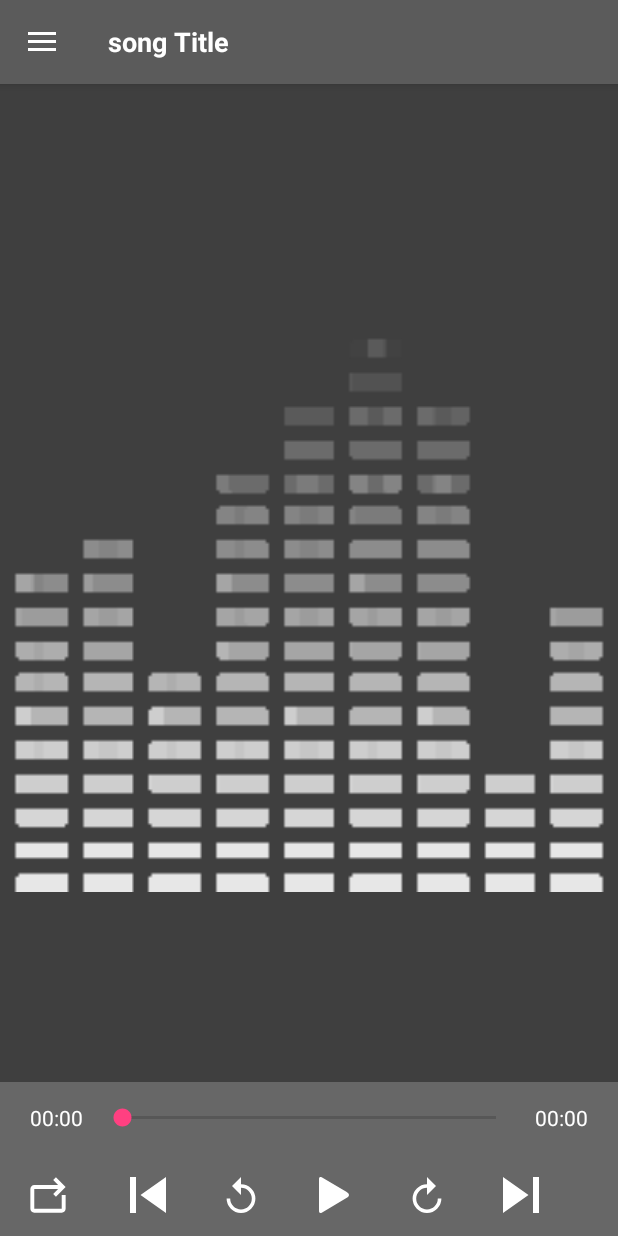
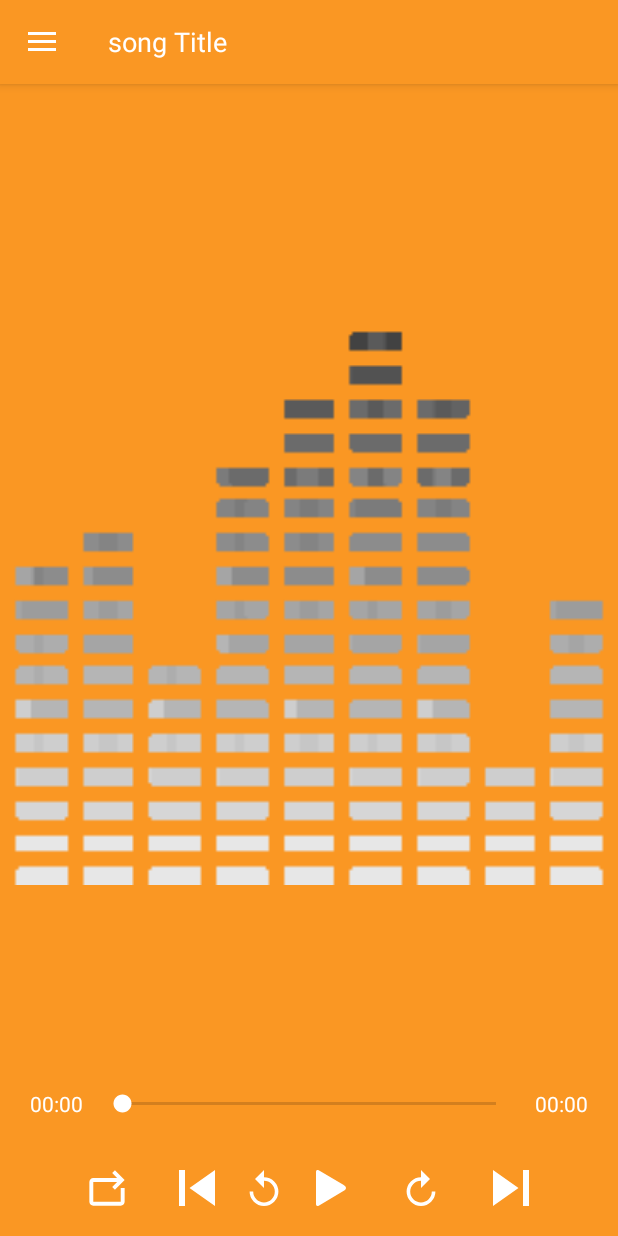
Before and after one commit to islam-mohamad/Mp3MusicPlayer, an Android app: the screen it shows after launch (MainActivity), on a phone screen of 412 x 824 dp. Run offline under Robolectric (Android 15) with nearby library versions, the phone set to English and light mode, and no system bars; our stand-ins replace EventBus; 6 statements that could not run were skipped.

Commit message:
new Design

```diff
--- a/app/src/main/java/com/asis/mp3musicplayer/SongsAdapter.java
+++ b/app/src/main/java/com/asis/mp3musicplayer/SongsAdapter.java
@@ -1,6 +1,7 @@
 package com.asis.mp3musicplayer;
 
 import android.content.Context;
+import android.graphics.Typeface;
 import android.support.v4.content.ContextCompat;
 import android.support.v7.widget.RecyclerView;
 import android.util.Log;
@@ -21,6 +22,7 @@ import pl.droidsonroids.gif.GifImageView;
 public class SongsAdapter extends RecyclerView.Adapter<SongsAdapter.MyHolder> {
     ArrayList<Song> list;
     Context context ;
+    private Typeface type;
 
     public SongsAdapter(ArrayList<Song> list) {
         this.list = list;
@@ -31,6 +33,7 @@ public class SongsAdapter extends RecyclerView.Adapter<SongsAdapter.MyHolder> {
         View itemView = LayoutInflater.from(parent.getContext())
                 .inflate(R.layout.music_item, parent, false);
         context=parent.getContext();
+        type = Typeface.createFromAsset(context.getAssets(), "fonts/dinnextregular.ttf");
         return new SongsAdapter.MyHolder(itemView);
     }
 
@@ -39,6 +42,8 @@ public class SongsAdapter extends RecyclerView.Adapter<SongsAdapter.MyHolder> {
         holder.textViewArtistName.setText(list.get(position).getArtist());
         holder.textViewSongTitle.setText(list.get(position).getTitle());
         holder.gif.setVisibility(list.get(position).isPlaying()?View.VISIBLE:View.INVISIBLE);
+        holder.textViewArtistName.setTypeface(type);
+        holder.textViewSongTitle.setTypeface(type);
     }
 
     @Override
--- a/app/src/main/res/drawable/bg_anim.xml
+++ b/app/src/main/res/drawable/bg_anim.xml
@@ -3,7 +3,7 @@
 
     <item>
         <shape>
-            <solid android:color="#3f3f3f"/>
+            <solid android:color="#fa9723"/>
         </shape>
     </item>
 
--- /dev/null
+++ b/app/src/main/res/drawable/btn_bkg.xml
@@ -0,0 +1,23 @@
+<?xml version="1.0" encoding="utf-8"?>
+<selector xmlns:android="http://schemas.android.com/apk/res/android">
+    <item android:state_selected="true">
+        <shape>
+            <solid android:color="#ff8a00"/>
+            <corners android:radius="10dp"/>
+        </shape>
+    </item>
+
+    <item android:state_pressed="true">
+        <shape>
+            <solid android:color="#ff8a00"/>
+            <corners android:radius="10dp"/>
+        </shape>
+    </item>
+
+    <item>
+        <shape>
+            <solid android:color="#fa9723"/>
+        </shape>
+    </item>
+
+</selector>
--- a/app/src/main/res/layout/activity_main.xml
+++ b/app/src/main/res/layout/activity_main.xml
@@ -19,9 +19,8 @@
         android:layout_height="match_parent"
         android:layout_gravity="start"
         android:fitsSystemWindows="true"
-        android:background="#3f3f3f">
+        android:background="#fa9723">
         <android.support.v7.widget.RecyclerView
-            android:padding="10dp"
             android:layout_width="match_parent"
             android:layout_height="match_parent"
             android:id="@+id/song_list_recycler_view"
--- a/app/src/main/res/layout/content_main.xml
+++ b/app/src/main/res/layout/content_main.xml
@@ -12,13 +12,16 @@
         android:layout_width="match_parent"
         android:layout_height="0dp"
         android:layout_weight="1">
+
         <pl.droidsonroids.gif.GifImageView
+            android:id="@+id/gif"
             android:layout_width="match_parent"
             android:layout_height="match_parent"
+            android:layout_alignParentStart="true"
+            android:layout_alignParentTop="true"
+            android:background="@drawable/bg_anim"
             android:src="@drawable/gif"
-            android:background="@drawable/bg_anim"
-            android:visibility="visible"
-            android:id="@+id/gif"/>
+            android:visibility="visible" />
         <ImageView
             android:layout_width="match_parent"
             android:layout_height="match_parent"
@@ -31,7 +34,7 @@
         android:layout_width="match_parent"
         android:layout_height="48dp"
         android:id="@+id/seekbar_time"
-        android:background="#96000000"
+        android:background="#fa9723"
         android:visibility="visible"
         android:gravity="center">
 
@@ -65,90 +68,80 @@
             android:paddingEnd="20dp" />
 
     </LinearLayout>
-
-    <LinearLayout
-        android:orientation="horizontal"
-        android:layout_width="match_parent"
-        android:layout_height="wrap_content"
-        android:id="@+id/controls"
-        android:paddingStart="10dp"
-        android:paddingEnd="10dp"
-        android:paddingTop="15dp"
-        android:paddingBottom="15dp"
-        android:background="#96000000"
-        android:visibility="visible">
-
-        <ImageButton
-            android:layout_width="wrap_content"
-            android:layout_height="wrap_content"
-            android:id="@+id/btn_repeate"
-            android:layout_gravity="right"
-            android:background="@null"
-            android:layout_weight="0"
-            android:src="@drawable/ic_repeate_all"
-            android:layout_marginLeft="10dp" />
         <LinearLayout
-            android:layout_width="wrap_content"
+            android:layout_width="match_parent"
             android:layout_height="wrap_content"
             android:orientation="horizontal"
-            android:layout_weight="1"
-            android:layout_gravity="center"
-            android:layout_marginStart="35dp"
-            android:layout_marginEnd="35dp">
+            android:gravity="center"
+            android:background="#fa9723"
+            android:paddingTop="10dp"
+            android:paddingBottom="10dp">
+            <ImageButton
+                android:layout_width="wrap_content"
+                android:layout_height="wrap_content"
+                android:id="@+id/btn_repeate"
+                android:layout_alignParentStart="true"
+                android:layout_alignParentTop="true"
+                android:background="@drawable/btn_bkg"
+                android:src="@drawable/ic_repeate_all"
+                android:layout_marginEnd="5dp"
+                android:paddingEnd="15dp"
+                android:paddingStart="15dp"
+                android:paddingBottom="10dp"
+                android:paddingTop="10dp"/>
             <ImageButton
                 android:layout_width="wrap_content"
                 android:layout_height="wrap_content"
                 android:id="@+id/btn_prev"
-                android:layout_gravity="center"
-                android:background="@null"
-                android:layout_weight="1"
+                android:background="@drawable/btn_bkg"
                 android:src="@drawable/hplib_ic_previous"
-                android:cropToPadding="false"
-                android:layout_marginRight="24dp" />
-
+                android:layout_marginEnd="5dp"
+                android:paddingEnd="15dp"
+                android:paddingStart="15dp"
+                android:paddingBottom="10dp"
+                android:paddingTop="10dp"/>
+            <ImageButton
+                android:layout_width="wrap_content"
+                android:layout_height="wrap_content"
+                android:background="@drawable/btn_bkg"
+                android:id="@+id/btn_rev"
+                android:text="-10s"
+                android:src="@drawable/hplib_ic_rewind"
+                android:layout_marginEnd="5dp"/>
+            <ImageButton
+                android:layout_width="wrap_content"
+                android:layout_height="wrap_content"
+                android:background="@drawable/btn_bkg"
+                android:src="@drawable/hplib_ic_play_download"
+                android:id="@+id/btn_play"
+                android:layout_marginEnd="5dp"
+                android:paddingEnd="15dp"
+                android:paddingStart="15dp"
+                android:paddingBottom="10dp"
+                android:paddingTop="10dp"/>
 
             <ImageButton
                 android:layout_width="wrap_content"
                 android:layout_height="wrap_content"
-                android:background="@null"
-                android:layout_gravity="center"
-                android:id="@+id/btn_rev"
-                android:layout_weight="1"
-                android:src="@drawable/hplib_ic_rewind"
-                android:layout_marginRight="24dp" />
-            <ImageButton
-                android:layout_width="wrap_content"
-                android:layout_height="wrap_content"
-                android:background="@null"
-                android:src="@drawable/hplib_ic_play_download"
-                android:layout_gravity="center"
-                android:id="@+id/btn_play"
-                android:layout_weight="1"
-                android:visibility="visible"
-                android:layout_marginRight="24dp" />
-
-            <ImageButton
-                android:layout_width="wrap_content"
-                android:layout_height="wrap_content"
-                android:text="+30s"
-                android:background="@null"
-                android:layout_gravity="center"
+                android:text="+10s"
+                android:background="@drawable/btn_bkg"
                 android:id="@+id/btn_fwd"
-                android:layout_weight="1"
                 android:src="@drawable/hplib_ic_forward"
-                android:layout_marginRight="24dp" />
+                android:layout_marginEnd="5dp"
+                android:paddingEnd="15dp"
+                android:paddingStart="15dp"
+                android:paddingBottom="10dp"
+                android:paddingTop="10dp"/>
 
             <ImageButton
                 android:layout_width="wrap_content"
                 android:layout_height="wrap_content"
                 android:id="@+id/btn_next"
-                android:layout_gravity="center"
-                android:background="@null"
-                android:layout_weight="1"
-                android:src="@drawable/hplib_ic_next" />
+                android:background="@drawable/btn_bkg"
+                android:src="@drawable/hplib_ic_next"
+                android:paddingEnd="15dp"
+                android:paddingStart="15dp"
+                android:paddingBottom="10dp"
+                android:paddingTop="10dp"/>
         </LinearLayout>
-    </LinearLayout>
-
-
-
 </LinearLayout>
--- a/app/src/main/res/values/colors.xml
+++ b/app/src/main/res/values/colors.xml
@@ -1,6 +1,6 @@
 <?xml version="1.0" encoding="utf-8"?>
 <resources>
-    <color name="colorPrimary">#5b5b5b</color>
-    <color name="colorPrimaryDark">#3f3f3f</color>
-    <color name="colorAccent">#FF4081</color>
+    <color name="colorPrimary">#fa9723</color>5b5b5b
+    <color name="colorPrimaryDark">#5b5b5b</color>
+    <color name="colorAccent">#ffffff</color>
 </resources>
```
Also changed, not shown: app/src/main/java/com/asis/mp3musicplayer/MainActivity.java (+30 -13 lines), app/src/main/java/com/asis/mp3musicplayer/MusicService.java (+9 -6 lines), app/src/main/java/com/asis/mp3musicplayer/SongClicked.java (+0 -14 lines), app/src/main/java/com/asis/mp3musicplayer/UpdateSeekbar.java (added, +20 -0 lines), app/src/main/res/layout/music_item.xml (+8 -5 lines).
